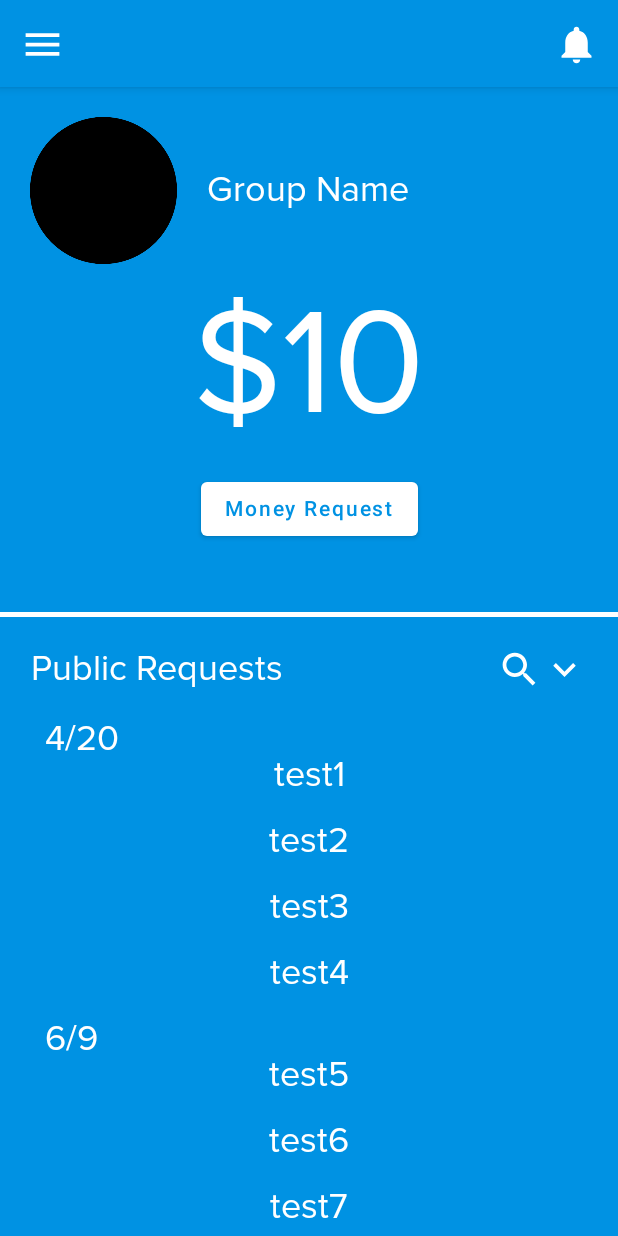
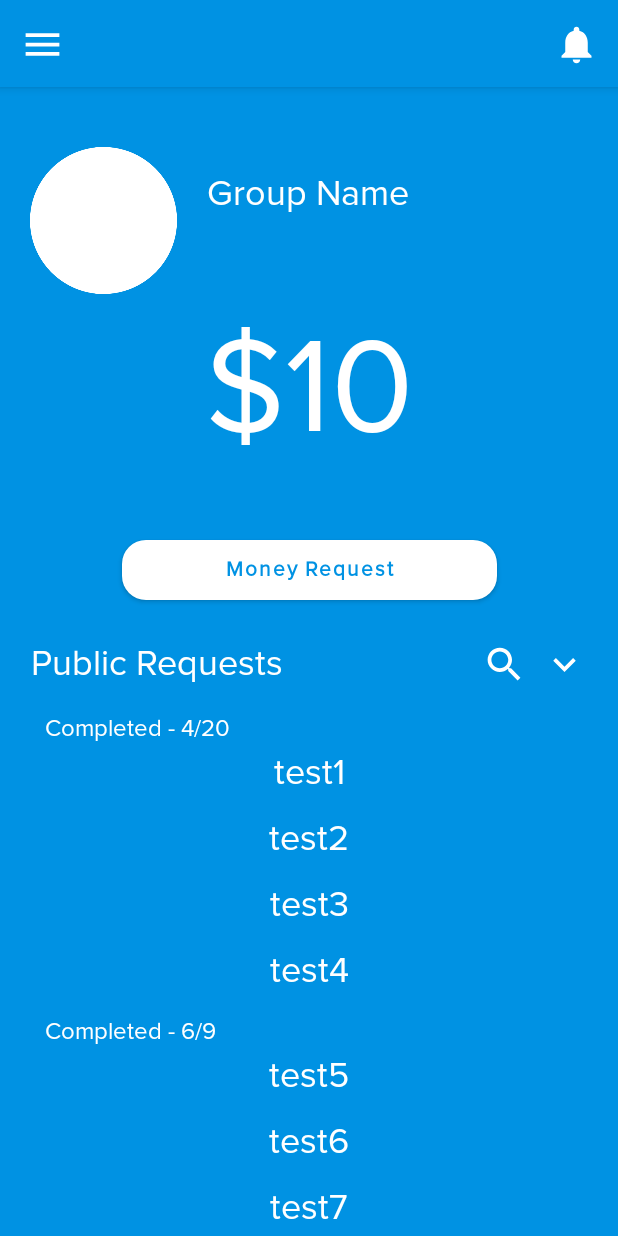
Before and after one commit to GRUP-MobileApp/Grupit, an Android app built with Jetpack Compose: the screen it shows after launch (MainActivity), on a phone screen of 412 x 824 dp. Run offline under Robolectric (Android 15) with nearby library versions, the phone set to English and light mode, and no system bars.

Commit message:
feature/MainPage -Added extra data classes to AppTheme

```diff
--- a/androidApp/src/main/java/com/example/grup/android/MainActivity.kt
+++ b/androidApp/src/main/java/com/example/grup/android/MainActivity.kt
@@ -18,17 +18,21 @@
 import androidx.compose.ui.Modifier
 import androidx.compose.ui.graphics.Color
 import androidx.compose.ui.res.painterResource
+import androidx.compose.ui.text.font.FontWeight
 import androidx.compose.ui.unit.dp
 import androidx.compose.ui.unit.sp
 
 import com.example.grup.android.ui.AppTheme
+import com.example.grup.android.ui.caption
 import com.example.grup.android.ui.h1Text
+import com.example.grup.android.ui.smallIcon
 
 
 class MainActivity : AppCompatActivity() {
     override fun onCreate(savedInstanceState: Bundle?) {
         super.onCreate(savedInstanceState)
         setContent {
+            MaterialTheme
             AppTheme {
                 MainLayout()
             }
@@ -54,12 +58,12 @@
             verticalArrangement = Arrangement.spacedBy(AppTheme.dimensions.spacing),
             horizontalAlignment = Alignment.CenterHorizontally
         ) {
+            CompositionLocalProvider(
+                LocalContentColor provides AppTheme.colors.onPrimary
+            ) {
                 GroupDetails()
-            Divider(
-                thickness = AppTheme.dimensions.divider,
-                color = AppTheme.colors.secondary
-            )
                 PublicRequestsDetails()
+            }
         }
     }
 }
@@ -76,26 +80,20 @@
             IconButton(
                 onClick = { /* TODO: Open search */ }
             ) {
-                Icon(
+                smallIcon(
                     imageVector = Icons.Filled.Menu,
-                    tint = AppTheme.colors.secondary,
-                    contentDescription = "Menu",
-                    modifier = Modifier.size(AppTheme.dimensions.iconSize)
+                    contentDescription = "Menu"
                 )
             }
         },
         actions = {
-            CompositionLocalProvider(LocalContentAlpha provides ContentAlpha.medium) {
             IconButton(
                 onClick = { /* TODO: Open notifications */ }
             ) {
-                    Icon(
+                smallIcon(
                     imageVector = Icons.Default.Notifications,
-                        tint = AppTheme.colors.secondary,
-                        contentDescription = "Notifications",
-                        modifier = Modifier.size(AppTheme.dimensions.iconSize)
+                    contentDescription = "Notifications"
                 )
-                }
             }
         },
         modifier = modifier
@@ -105,16 +103,23 @@
 @Composable
 fun GroupDetails() {
     Column (
-        verticalArrangement = Arrangement.spacedBy(AppTheme.dimensions.spacing),
+        verticalArrangement = Arrangement.SpaceBetween,
         horizontalAlignment = Alignment.CenterHorizontally,
         modifier = Modifier
             .fillMaxWidth()
             .size(AppTheme.dimensions.groupDetailsSize)
             .padding(top = AppTheme.dimensions.paddingLarge)
     ) {
+        Column(
+            verticalArrangement = Arrangement.spacedBy(AppTheme.dimensions.spacing),
+            horizontalAlignment = Alignment.CenterHorizontally,
+            modifier = Modifier
+                .fillMaxWidth()
+                .padding(top = AppTheme.dimensions.paddingLarge)
+        ) {
             Row (
                 horizontalArrangement = Arrangement.spacedBy(AppTheme.dimensions.spacing),
-            verticalAlignment = Alignment.CenterVertically,
+                verticalAlignment = Alignment.Top,
                 modifier = Modifier
                     .fillMaxWidth()
                     .padding(horizontal = AppTheme.dimensions.paddingLarge)
@@ -125,20 +130,29 @@
                     modifier = Modifier.size(98.dp)
                 )
                 h1Text(
-                text = "Group Name"
+                    text = "Group Name",
+                    modifier = Modifier.padding(top = AppTheme.dimensions.paddingLarge)
                 )
             }
             h1Text(
                 "$10",
-            fontSize = 100.sp
+                fontSize = 90.sp
             )
+        }
         Button(
             colors = ButtonDefaults.buttonColors(backgroundColor = AppTheme.colors.secondary),
+            modifier = Modifier
+                .padding(bottom = AppTheme.dimensions.paddingMedium)
+                .width(250.dp)
+                .height(40.dp),
+            shape = AppTheme.shapes.large,
             onClick = { /*TODO*/ }
         ) {
             Text(
                 text = "Money Request",
-                color = AppTheme.colors.onSecondary,
+                fontWeight = FontWeight.ExtraBold,
+                fontFamily = AppTheme.typography.h1.fontFamily,
+                color = AppTheme.colors.primary,
             )
         }
     }
@@ -154,7 +168,8 @@
     Column(
         verticalArrangement = Arrangement.spacedBy(AppTheme.dimensions.spacing),
         horizontalAlignment = Alignment.CenterHorizontally,
-        modifier = Modifier.fillMaxSize()
+        modifier = Modifier
+            .fillMaxSize()
     ) {
         Row(
             horizontalArrangement = Arrangement.SpaceBetween,
@@ -162,23 +177,18 @@
             modifier = Modifier.fillMaxWidth(0.9f)
         ) {
             h1Text(
-                text = "Public Requests",
+                text = "Public Requests"
             )
             Row(
-                horizontalArrangement = Arrangement.End,
-                modifier = Modifier
+                horizontalArrangement = Arrangement.spacedBy(AppTheme.dimensions.smallSpacing)
             ) {
-                Icon(
+                smallIcon(
                     imageVector = Icons.Default.Search,
-                    tint = AppTheme.colors.secondary,
-                    contentDescription = "Search List",
-                    modifier = Modifier.size(AppTheme.dimensions.iconSize)
+                    contentDescription = "Search List"
                 )
-                Icon(
+                smallIcon(
                     imageVector = Icons.Default.KeyboardArrowDown,
-                    tint = AppTheme.colors.secondary,
-                    contentDescription = "Filter List",
-                    modifier = Modifier.size(AppTheme.dimensions.iconSize)
+                    contentDescription = "Filter List"
                 )
             }
         }
@@ -194,10 +204,11 @@
     ) {
         itemsIndexed(content.keys.toList()) {
                 _: Int, filterGroup: String ->
-            h1Text(
-                text = filterGroup,
+            caption(
+                text = "Completed - $filterGroup",
                 modifier = Modifier.padding(start = AppTheme.dimensions.paddingExtraLarge)
             )
+            Spacer(modifier = Modifier.height(AppTheme.dimensions.spacing / 2))
             Column(
                 verticalArrangement = Arrangement.spacedBy(AppTheme.dimensions.spacing),
                 horizontalAlignment = Alignment.CenterHorizontally,
--- a/androidApp/src/main/java/com/example/grup/android/ui/AppDimensions.kt
+++ b/androidApp/src/main/java/com/example/grup/android/ui/AppDimensions.kt
@@ -2,19 +2,23 @@
 
 import androidx.compose.runtime.staticCompositionLocalOf
 import androidx.compose.ui.unit.Dp
+import androidx.compose.ui.unit.TextUnit
 import androidx.compose.ui.unit.dp
+import androidx.compose.ui.unit.sp
 
 data class AppDimensions(
     val paddingSmall: Dp = 4.dp,
     val paddingMedium: Dp = 8.dp,
     val paddingLarge: Dp = 20.dp,
     val paddingExtraLarge: Dp = 30.dp,
+    val smallSpacing: Dp = 10.dp,
     val spacing: Dp = 20.dp,
 
-    val groupDetailsSize: Dp = 330.dp,
+    val groupDetailsSize: Dp = 350.dp,
     val topBarSize: Float = 0.07f,
     val iconSize: Dp = 30.dp,
-    val divider: Dp = 3.dp
+
+    val smallFont: TextUnit = 20.sp
 )
 
 internal val LocalDimensions = staticCompositionLocalOf { AppDimensions() }
--- a/androidApp/src/main/java/com/example/grup/android/ui/Color.kt
+++ b/androidApp/src/main/java/com/example/grup/android/ui/Color.kt
@@ -1,18 +1,20 @@
 package com.example.grup.android.ui
 
-import androidx.compose.material.Colors
 import androidx.compose.runtime.*
 import androidx.compose.ui.graphics.Color
 
 val cyan_blue = Color(0xFF0092E3)
 val white = Color(0xFFFFFFFF)
 val red_error = Color(0xffff0033)
+val black = Color(0x00000000)
+val grey = Color(0xFF808080)
 
 class AppColors(
     primary: Color,
     secondary: Color,
     onPrimary: Color,
     onSecondary: Color,
+    caption: Color,
     error: Color
 ) {
     var primary by mutableStateOf(primary)
@@ -23,6 +25,8 @@
         private set
     var onSecondary by mutableStateOf(onSecondary)
         private set
+    var caption by mutableStateOf(caption)
+        private set
     var error by mutableStateOf(error)
         private set
     fun copy(
@@ -30,12 +34,14 @@
         secondary: Color = this.secondary,
         onPrimary: Color = this.onPrimary,
         onSecondary: Color = this.onSecondary,
+        caption: Color = this.caption,
         error: Color = this.error,
     ): AppColors = AppColors(
         primary,
         secondary,
         onPrimary,
         onSecondary,
+        caption,
         error,
     )
 
@@ -44,15 +50,8 @@
         secondary = other.secondary
         onPrimary = other.onPrimary
         onSecondary = other.onSecondary
+        caption = other.caption
         error = other.error
-    }
-
-    fun Colors.contentColorFor(backgroundColor: Color): Color {
-        return when (backgroundColor) {
-            primary -> onPrimary
-            secondary -> onSecondary
-            else -> Color.Unspecified
-        }
     }
 }
 
@@ -60,13 +59,15 @@
     primary: Color = cyan_blue,
     secondary: Color = white,
     onPrimary: Color = white,
-    onSecondary: Color = cyan_blue,
+    onSecondary: Color = black,
+    caption: Color = grey,
     error: Color = red_error
 ): AppColors = AppColors(
     primary = primary,
     secondary = secondary,
     onPrimary = onPrimary,
     onSecondary = onSecondary,
+    caption = caption,
     error = error
 )
 
--- a/androidApp/src/main/java/com/example/grup/android/ui/Generics.kt
+++ b/androidApp/src/main/java/com/example/grup/android/ui/Generics.kt
@@ -1,12 +1,11 @@
 package com.example.grup.android.ui
 
-import androidx.compose.material.LocalContentColor
-import androidx.compose.material.MaterialTheme
+import androidx.compose.foundation.layout.size
+import androidx.compose.material.Icon
 import androidx.compose.runtime.Composable
 import androidx.compose.material.Text
-import androidx.compose.material.contentColorFor
-import androidx.compose.runtime.CompositionLocalProvider
 import androidx.compose.ui.Modifier
+import androidx.compose.ui.graphics.vector.ImageVector
 import androidx.compose.ui.unit.TextUnit
 
 @Composable
@@ -15,14 +14,39 @@
     modifier: Modifier = Modifier,
     fontSize: TextUnit = TextUnit.Unspecified
 ) {
-    CompositionLocalProvider(
-        LocalContentColor provides AppTheme.colors.onPrimary
+    Text(
+        text = text,
+        modifier = modifier,
+        style = AppTheme.typography.h1,
+        fontSize = fontSize,
+    )
+}
+
+
+@Composable
+fun caption(
+    text: String,
+    modifier: Modifier = Modifier,
+    fontSize: TextUnit = TextUnit.Unspecified
 ) {
     Text(
         text = text,
         modifier = modifier,
-            fontSize = fontSize,
-            style = AppTheme.typography.h1
+        style = AppTheme.typography.smallFont,
+        fontSize = fontSize
     )
 }
+
+@Composable
+fun smallIcon(
+    imageVector: ImageVector,
+    contentDescription: String,
+    modifier: Modifier = Modifier
+) {
+    Icon(
+        imageVector = imageVector,
+        contentDescription = contentDescription,
+        tint = AppTheme.colors.secondary,
+        modifier = modifier.size(AppTheme.dimensions.iconSize)
+    )
 }
--- /dev/null
+++ b/androidApp/src/main/java/com/example/grup/android/ui/Shapes.kt
@@ -0,0 +1,14 @@
+package com.example.grup.android.ui
+
+import androidx.compose.foundation.shape.CornerBasedShape
+import androidx.compose.foundation.shape.RoundedCornerShape
+import androidx.compose.runtime.staticCompositionLocalOf
+import androidx.compose.ui.unit.dp
+
+data class AppShapes (
+    val small: CornerBasedShape = RoundedCornerShape(4.dp),
+    val medium: CornerBasedShape = RoundedCornerShape(8.dp),
+    val large: CornerBasedShape = RoundedCornerShape(16.dp)
+)
+
+internal val LocalShapes = staticCompositionLocalOf { AppShapes() }
--- a/androidApp/src/main/java/com/example/grup/android/ui/Theme.kt
+++ b/androidApp/src/main/java/com/example/grup/android/ui/Theme.kt
@@ -18,6 +18,10 @@
         @Composable
         @ReadOnlyComposable
         get() = LocalDimensions.current
+    val shapes: AppShapes
+        @Composable
+        @ReadOnlyComposable
+        get() = LocalShapes.current
 }
 
 @Composable
@@ -25,13 +29,15 @@
     colors: AppColors = AppTheme.colors,
     typography: AppTypography = AppTheme.typography,
     dimensions: AppDimensions = AppTheme.dimensions,
+    shapes: AppShapes = AppTheme.shapes,
     content: @Composable () -> Unit
 ) {
     val rememberedColors = remember { colors.copy() }.apply { updateColorsFrom(colors) }
     CompositionLocalProvider(
         LocalColors provides rememberedColors,
         LocalDimensions provides dimensions,
-        LocalTypography provides typography
+        LocalTypography provides typography,
+        LocalShapes provides shapes
     ) {
         content()
     }
--- a/androidApp/src/main/java/com/example/grup/android/ui/Typography.kt
+++ b/androidApp/src/main/java/com/example/grup/android/ui/Typography.kt
@@ -22,6 +22,11 @@
         fontWeight = FontWeight.Normal,
         fontSize = 24.sp
     ),
+    val smallFont: TextStyle = TextStyle(
+        fontFamily = proxima_nova,
+        fontWeight = FontWeight.Normal,
+        fontSize = 16.sp
+    ),
     val button: TextStyle = TextStyle(
         fontFamily = proxima_nova,
         fontWeight = FontWeight.Normal,
```
Lines whose indentation alone changed are shown as unchanged.
